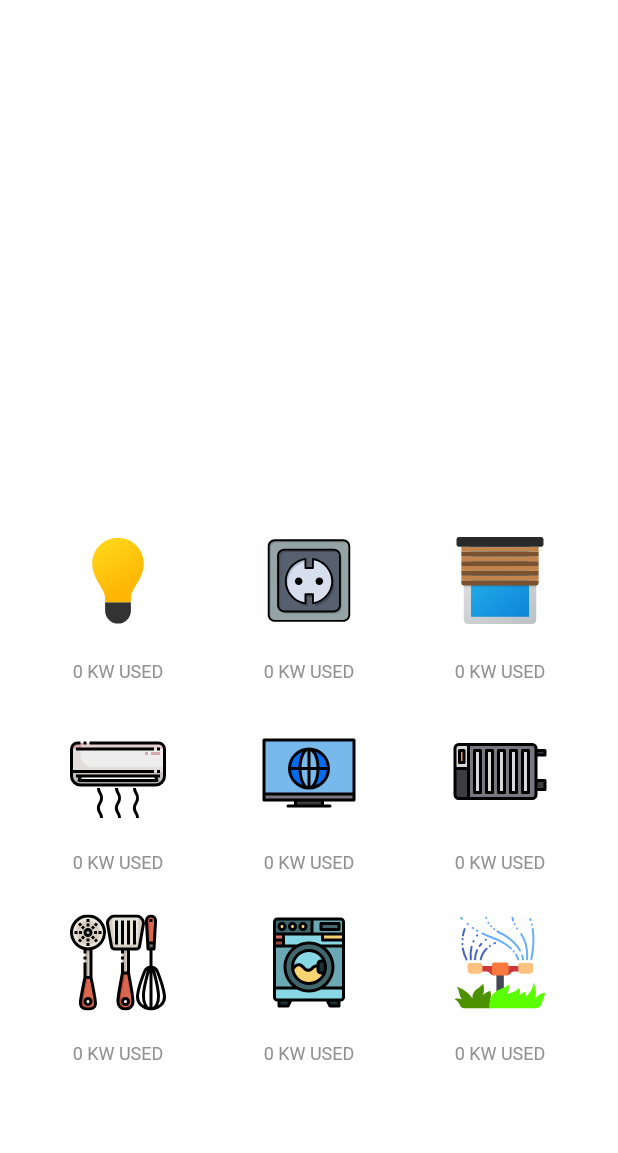
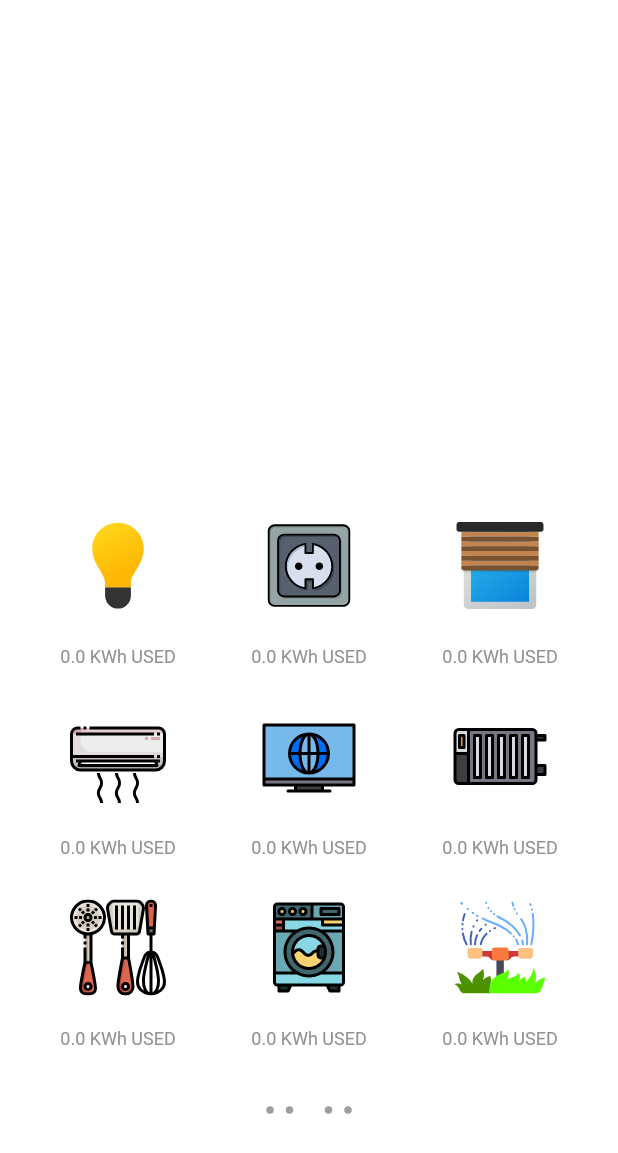
Before and after one commit to ElectricRoyale/Smarthome, a Flutter app: the Dashboard screen opened directly, on a phone screen of 412 x 824 dp. Shown: the top 1153 px of the screen. Run offline on Flutter 3.47's test engine with Material 2 defaults, Android fonts, the phone set to English and light mode, and no system bars; drawn by our look-alikes of carousel_slider, smooth_page_indicator; our stand-ins replace connectivity, delayed_display, flutter_svg, hive, hive_flutter, image_cropper and 3 more; missing offline and left inert: dart_ping, flutter_local_auth_invisible, flutter_rounded_date_picker, lan_scanner, mysql1, network_info_plus and 2 more; accounts and stored records are empty; network calls fail.

Commit message:
v.0.0.21

```diff
--- /dev/null
+++ b/lib/JSON/device_data.dart
@@ -0,0 +1,46 @@
+import 'attributes.dart';
+import 'context.dart';
+
+class DeviceData {
+  String? entityId;
+  String? state;
+  Attributes? attributes;
+  String? lastChanged;
+  String? lastUpdated;
+  Context? context;
+
+  DeviceData(
+      {this.entityId,
+      this.state,
+      this.attributes,
+      this.lastChanged,
+      this.lastUpdated,
+      this.context});
+
+  DeviceData.fromJson(Map<String, dynamic> json) {
+    entityId = json['entity_id'];
+    state = json['state'];
+    attributes = json['attributes'] != null
+        ? Attributes.fromJson(json['attributes'])
+        : null;
+    lastChanged = json['last_changed'];
+    lastUpdated = json['last_updated'];
+    context =
+        json['context'] != null ? Context.fromJson(json['context']) : null;
+  }
+
+  Map<String, dynamic> toJson() {
+    final Map<String, dynamic> data = <String, dynamic>{};
+    data['entity_id'] = entityId;
+    data['state'] = state;
+    if (attributes != null) {
+      data['attributes'] = attributes!.toJson();
+    }
+    data['last_changed'] = lastChanged;
+    data['last_updated'] = lastUpdated;
+    if (context != null) {
+      data['context'] = context!.toJson();
+    }
+    return data;
+  }
+}
--- a/lib/layouts/Dashboard.dart
+++ b/lib/layouts/Dashboard.dart
@@ -1,8 +1,13 @@
+import 'package:carousel_slider/carousel_slider.dart';
 import 'package:flutter/material.dart';
 import 'package:flutter_svg/svg.dart';
+import 'package:smarthome/layouts/OverViewPage.dart';
 import 'package:smarthome/layouts/RoomItem.dart';
 import 'package:smarthome/my_icons_icons.dart';
+import 'package:smarthome/utils/Devices.dart';
 import 'package:smarthome/utils/constants.dart';
+import 'package:smarthome/utils/widget_functions.dart';
+import 'package:smooth_page_indicator/smooth_page_indicator.dart';
 
 class Dashboard extends StatefulWidget {
   const Dashboard({Key? key}) : super(key: key);
@@ -15,6 +20,21 @@ class Layout extends State<Dashboard> {
   final List rooms = [
     {'name': 'add'}
   ];
+
+  Devices devices = Devices();
+  int activeIndex = 2;
+  List<double> energyUsed = [];
+
+  @override
+  void initState() {
+    super.initState();
+    energyUsed.addAll(Devices().getEnergyList);
+    Future.delayed(const Duration(milliseconds: 1000), () {
+      setState(() {
+        energyUsed.addAll(Devices().getEnergyList);
+      });
+    });
+  }
 
   void addItem() {
     setState(() {
@@ -54,8 +74,7 @@ class Layout extends State<Dashboard> {
     return Scaffold(
       backgroundColor: Colors.transparent,
       body: LayoutBuilder(builder: (context, constraints) {
-        return Column(
-          children: [
+        return Column(children: [
           SizedBox(
             width: constraints.maxHeight,
             child: Padding(
@@ -83,23 +102,48 @@ class Layout extends State<Dashboard> {
               ),
             ),
           ),
+          Padding(
+            padding: const EdgeInsets.only(top: 40.0),
+            child: CarouselSlider(
+                options: CarouselOptions(
+                    height: constraints.maxHeight * 0.55,
+                    viewportFraction: 1,
+                    initialPage: 2,
+                    onPageChanged: (index, reason) =>
+                        setState(() => activeIndex = index)),
+                items: [
+                  Container(
+                    margin: const EdgeInsets.all(5),
+                    decoration: BoxDecoration(
+                        color: const Color(0x12ffffff),
+                        borderRadius: BorderRadius.circular(20.0)),
+                  ),
+                  Container(
+                    margin: const EdgeInsets.all(5),
+                    decoration: BoxDecoration(
+                        color: const Color(0x12ffffff),
+                        borderRadius: BorderRadius.circular(20.0)),
+                  ),
+                  Column(
+                    children: [
                       Stack(
                         children: [
                           const Align(
                             alignment: Alignment.centerLeft,
                             child: Padding(
-                      padding: EdgeInsets.only(top: 50, left: 20),
+                              padding: EdgeInsets.only(left: 20.0),
                               child: Text('Appliances',
                                   style: TextStyle(
                                       color: Colors.white,
                                       fontWeight: FontWeight.bold,
-                              fontSize: 24))),
+                                      fontSize: 24)),
+                            ),
                           ),
                           Row(
                             mainAxisAlignment: MainAxisAlignment.end,
                             children: const [
                               Padding(
-                      padding: EdgeInsets.only(top: 50, right: 5),
+                                padding: EdgeInsets.only(right: 5),
                                 child: Icon(
                                   Icons.add,
                                   color: Colors.white,
@@ -107,7 +151,7 @@ class Layout extends State<Dashboard> {
                                 ),
                               ),
                               Padding(
-                      padding: EdgeInsets.only(top: 50, right: 30),
+                                padding: EdgeInsets.only(right: 30),
                                 child: Icon(
                                   Icons.grid_view_rounded,
                                   color: Colors.white,
@@ -120,7 +164,8 @@ class Layout extends State<Dashboard> {
                       ),
                       Expanded(
                         child: Padding(
-                padding: const EdgeInsets.only(top: 30, left: 20, right: 20),
+                          padding: const EdgeInsets.only(
+                              top: 30, left: 20, right: 20),
                           child: GridView.count(
                             // Create a grid with 2 columns. If you change the scrollDirection to
                             // horizontal, this produces 2 rows.
@@ -135,6 +180,19 @@ class Layout extends State<Dashboard> {
                                   color: const Color(0x12ffffff),
                                   borderRadius: BorderRadius.circular(20.0),
                                 ),
+                                child: InkWell(
+                                  onTap: () => Navigator.push(
+                                      context,
+                                      PageRouteBuilder(
+                                          pageBuilder: (context, animation,
+                                                  secondAnimation) =>
+                                              OverViewPage(
+                                                name: (APPLIANCES
+                                                    .elementAt(index)['name'])!,
+                                                group: (APPLIANCES.elementAt(
+                                                    index)['group'])!,
+                                              ))),
+                                  borderRadius: BorderRadius.circular(20.0),
                                   child: Column(
                                     children: [
                                       Padding(
@@ -160,12 +218,14 @@ class Layout extends State<Dashboard> {
                                       Padding(
                                         padding: const EdgeInsets.only(top: 1),
                                         child: Text(
-                              '${APPLIANCES.elementAt(index)['energyConsumption']}',
+                                          '${energyUsed.elementAt(index)} KWh USED',
                                           style: const TextStyle(
-                                  fontSize: 12, color: Color(0xff919191)),
+                                              fontSize: 12,
+                                              color: Color(0xff919191)),
                                         ),
                                       ),
                                     ],
+                                  ),
                                 ),
                               );
                             }),
@@ -173,8 +233,38 @@ class Layout extends State<Dashboard> {
                         ),
                       ),
                     ],
-        );
+                  ),
+                  Container(
+                    margin: const EdgeInsets.all(5),
+                    decoration: BoxDecoration(
+                        color: const Color(0x12ffffff),
+                        borderRadius: BorderRadius.circular(20.0)),
+                  ),
+                  Container(
+                    margin: const EdgeInsets.all(5),
+                    decoration: BoxDecoration(
+                        color: const Color(0x12ffffff),
+                        borderRadius: BorderRadius.circular(20.0)),
+                  )
+                ]),
+          ),
+          addVerticalSpace(7.5),
+          buildIndicator(),
+        ]);
       }),
     );
   }
+
+  Widget buildIndicator() => AnimatedSmoothIndicator(
+        activeIndex: activeIndex,
+        count: 5,
+        effect: const ScrollingDotsEffect(
+            dotHeight: 5,
+            dotWidth: 5,
+            fixedCenter: true,
+            activeDotColor: Colors.white),
+        onDotClicked: (index) {
+          setState(() => activeIndex = index);
+        },
+      );
 }
--- a/lib/layouts/Login.dart
+++ b/lib/layouts/Login.dart
@@ -113,9 +113,10 @@ class LoginState extends State<Login> with TickerProviderStateMixin {
       nameController.text = loginData.get('name');
       if (await LocalAuthentication.isDeviceSupported() &&
           await LocalAuthentication.canCheckBiometrics) {
-        if (await LocalAuthentication.authenticate(
+        if (await LocalAuthentication.authenticateWithBiometrics(
           localizedReason: 'Unlock the app.',
           stickyAuth: true,
+          useErrorDialogs: false,
         )) {
           passwordController.text = loginData.get('password');
           login(loginData.get('name'), loginData.get('password'));
--- a/lib/layouts/mainlayout.dart
+++ b/lib/layouts/mainlayout.dart
@@ -18,10 +18,10 @@ class MyHomePage extends StatefulWidget {
   const MyHomePage({Key? key}) : super(key: key);
 
   @override
-  State<MyHomePage> createState() => _MyHomePageState();
+  State<MyHomePage> createState() => MyHomePageState();
 }
 
-class _MyHomePageState extends State<MyHomePage>
+class MyHomePageState extends State<MyHomePage>
     with TickerProviderStateMixin, WidgetsBindingObserver {
   int _selectedIndex = 0;
   final network = GlobalKey<NetworkLayout>();
--- /dev/null
+++ b/lib/utils/Devices.dart
@@ -0,0 +1,127 @@
+import '../JSON/device_data.dart';
+import 'CURL_Request.dart';
+
+class Devices {
+  List<DeviceData> _devices = [];
+  List<DeviceData> _lights = [];
+  List<DeviceData> _sockets = [];
+  List<DeviceData> _shutters = [];
+  List<DeviceData> _airConditioners = [];
+  List<DeviceData> _videoDevices = [];
+  List<DeviceData> _heatingSystems = [];
+  List<DeviceData> _kitchenTools = [];
+  List<DeviceData> _washingMachines = [];
+  List<DeviceData> _irrigations = [];
+  double _lightEnergy = 0,
+      _socketEnergy = 0,
+      _shutterEnergy = 0,
+      _airConditionerEnergy = 0,
+      _videoDevicesEnergy = 0,
+      _heatingSystemEnergy = 0,
+      _kitchenToolsEnergy = 0,
+      _washingMachineEnergy = 0,
+      _irrigationEnergy = 0;
+  List<double> _energyList = [0.0, 0.0, 0.0, 0.0, 0.0, 0.0, 0.0, 0.0, 0.0];
+
+  static final Devices _instance = Devices._internal();
+
+  factory Devices() => _instance;
+
+  Devices._internal() {
+    init();
+  }
+
+  void init() async {
+    List<dynamic> deviceData = await CURL_Request()
+        .getRequest(Uri.parse('http://192.168.0.29:8123/api/states'));
+    for (var element in deviceData) {
+      _devices.add(DeviceData.fromJson(element));
+    }
+    _lights.addAll(
+        _devices.where((element) => element.entityId!.contains('switch')));
+    _sockets.addAll(
+        _devices.where((element) => element.entityId!.contains('switch')));
+    _shutters.addAll(
+        _devices.where((element) => element.entityId!.contains('cover')));
+    _airConditioners.addAll(
+        _devices.where((element) => element.entityId!.contains('switch')));
+    _videoDevices.addAll(
+        _devices.where((element) => element.entityId!.contains('switch')));
+    _heatingSystems.addAll(
+        _devices.where((element) => element.entityId!.contains('switch')));
+    _kitchenTools.addAll(
+        _devices.where((element) => element.entityId!.contains('switch')));
+    _washingMachines.addAll(
+        _devices.where((element) => element.entityId!.contains('switch')));
+    _irrigations.addAll(
+        _devices.where((element) => element.entityId!.contains('switch')));
+
+    _lights.forEach((device) => _lightEnergy += _devices
+        .singleWhere((sensor) => sensor.entityId!.contains(
+            'sensor.${device.entityId!.substring(device.entityId!.indexOf('.'))}_energy'))
+        .state! as double);
+    _sockets.forEach((device) => _socketEnergy += _devices
+        .singleWhere((sensor) => sensor.entityId!.contains(
+            'sensor.${device.entityId!.substring(device.entityId!.indexOf('.'))}_energy'))
+        .state! as double);
+    _shutters.forEach((device) => _shutterEnergy += _devices
+        .singleWhere((sensor) => sensor.entityId!.contains(
+            'sensor.${device.entityId!.substring(device.entityId!.indexOf('.'))}_energy'))
+        .state! as double);
+    _airConditioners.forEach((device) => _airConditionerEnergy += _devices
+        .singleWhere((sensor) => sensor.entityId!.contains(
+            'sensor.${device.entityId!.substring(device.entityId!.indexOf('.'))}_energy'))
+        .state! as double);
+    _videoDevices.forEach((device) => _videoDevicesEnergy += _devices
+        .singleWhere((sensor) => sensor.entityId!.contains(
+            'sensor.${device.entityId!.substring(device.entityId!.indexOf('.'))}_energy'))
+        .state! as double);
+    _heatingSystems.forEach((device) => _heatingSystemEnergy += _devices
+        .singleWhere((sensor) => sensor.entityId!.contains(
+            'sensor.${device.entityId!.substring(device.entityId!.indexOf('.'))}_energy'))
+        .state! as double);
+    _kitchenTools.forEach((device) => _kitchenToolsEnergy += _devices
+        .singleWhere((sensor) => sensor.entityId!.contains(
+            'sensor.${device.entityId!.substring(device.entityId!.indexOf('.'))}_energy'))
+        .state! as double);
+    _washingMachines.forEach((device) => _washingMachineEnergy += _devices
+        .singleWhere((sensor) => sensor.entityId!.contains(
+            'sensor.${device.entityId!.substring(device.entityId!.indexOf('.'))}_energy'))
+        .state! as double);
+    _irrigations.forEach((device) => _irrigationEnergy += _devices
+        .singleWhere((sensor) => sensor.entityId!.contains(
+            'sensor.${device.entityId!.substring(device.entityId!.indexOf('.'))}_energy'))
+        .state! as double);
+    _energyList.addAll([
+      _lightEnergy,
+      _socketEnergy,
+      _shutterEnergy,
+      _airConditionerEnergy,
+      _videoDevicesEnergy,
+      _heatingSystemEnergy,
+      _kitchenToolsEnergy,
+      _washingMachineEnergy,
+      _irrigationEnergy
+    ]);
+  }
+
+  List<DeviceData> get getIrrigations => _irrigations;
+
+  List<DeviceData> get getWashingMachines => _washingMachines;
+
+  List<DeviceData> get getKitchenTools => _kitchenTools;
+
+  List<DeviceData> get getHeatingSystems => _heatingSystems;
+
+  List<DeviceData> get getVideoDevices => _videoDevices;
+
+  List<DeviceData> get getAirConditioners => _airConditioners;
+
+  List<DeviceData> get getShutters => _shutters;
+
+  List<DeviceData> get getSockets => _sockets;
+
+  List<DeviceData> get getLights => _lights;
+
+  List<double> get getEnergyList => _energyList;
+}
--- a/lib/utils/constants.dart
+++ b/lib/utils/constants.dart
@@ -9,41 +9,58 @@ const COLOR_BLACK = Colors.black;
 const COLOR_WHITE = Colors.white;
 
 const APPLIANCES = [
-  {'icon': 'light.svg', 'name': 'LIGHT', 'energyConsumption': '0 KW USED'},
-  {'icon': 'socket.svg', 'name': 'SOCKET', 'energyConsumption': '0 KW USED'},
+  {
+    'icon': 'light.svg',
+    'name': 'LIGHT',
+    'group': 'switch',
+    'energyConsumption': '0 KW USED'
+  },
+  {
+    'icon': 'socket.svg',
+    'name': 'SOCKET',
+    'group': 'switch',
+    'energyConsumption': '0 KW USED'
+  },
   {
     'icon': 'shutter.svg',
     'name': 'ROLLER SHUTTER',
+    'group': 'cover',
     'energyConsumption': '0 KW USED'
   },
   {
     'icon': 'Air_conditioner.svg',
     'name': 'AIR CONDITIONER',
+    'group': 'air_conditioner',
     'energyConsumption': '0 KW USED'
   },
   {
     'icon': 'television.svg',
     'name': 'VIDEO DEVICES',
+    'group': 'switch',
     'energyConsumption': '0 KW USED'
   },
   {
     'icon': 'heating_system.svg',
     'name': 'HEATING SYSTEM',
+    'group': 'switch',
     'energyConsumption': '0 KW USED'
   },
   {
     'icon': 'kitchen_tools.svg',
     'name': 'KITCHEN TOOLS',
+    'group': 'switch',
     'energyConsumption': '0 KW USED'
   },
   {
     'icon': 'washing_machine.svg',
     'name': 'WASHING MACHINE',
+    'group': 'switch',
     'energyConsumption': '0 KW USED'
   },
   {
     'icon': 'garden.svg',
     'name': 'IRRIGATION',
+    'group': 'switch',
     'energyConsumption': '0 KW USED'
   },
 ];
--- a/pubspec.yaml
+++ b/pubspec.yaml
@@ -42,7 +42,7 @@ dependencies:
   connectivity: ^3.0.6
   flutter_launcher_icons: "^0.9.2"
   #flutter_launcher_name: "^0.0.1"
-  permission_handler: ^9.2.0
+  permission_handler: ^10.0.0
   delayed_display: ^2.0.0
   flutter_local_auth_invisible: ^2.2.0
   flutter_libphonenumber: ^1.2.4
@@ -54,6 +54,9 @@ dependencies:
   device_info_plus: ^3.2.4
   wifi_info_plugin_plus: ^2.0.2
   speed_test_port: ^1.0.4
+  http: ^0.13.4
+  carousel_slider: ^4.1.1
+  smooth_page_indicator: ^1.0.0+2
 
 dev_dependencies:
   flutter_test:
```
Also changed, not shown: lib/JSON/attributes.dart (added, +24 -0 lines), lib/JSON/context.dart (added, +21 -0 lines), lib/layouts/AccountPage.dart (+5 -2 lines), lib/layouts/OverViewPage.dart (added, +102 -0 lines), lib/utils/CURL_Request.dart (added, +29 -0 lines), lib/utils/MySQLHelper.dart (+18 -4 lines), pubspec.lock, 1 other file. Lines whose indentation alone changed are shown as unchanged.
